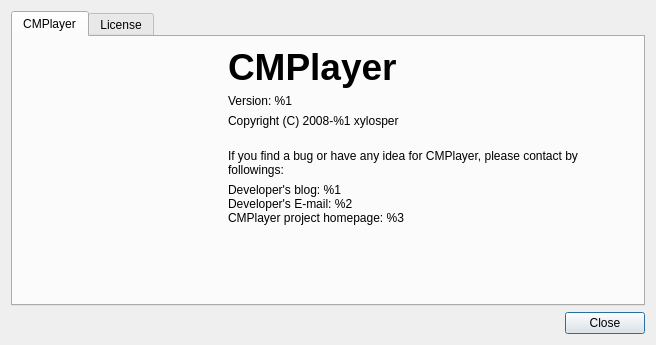
Old version of the form src/cmplayer/ui/aboutdialog.ui in the repository bylee20/cmplayer-kldp.net.
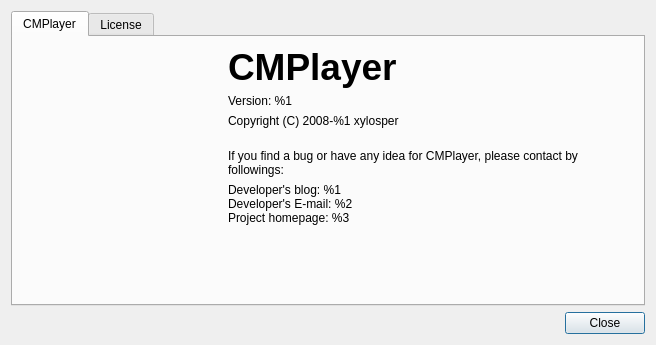
New version of the form. Icons and pictures are not drawn.

The edit to the form file:
```diff
--- a/src/cmplayer/ui/aboutdialog.ui
+++ b/src/cmplayer/ui/aboutdialog.ui
@@ -136,7 +136,7 @@
            <property name="text">
             <string>Developer's blog: %1
 Developer's E-mail: %2
-CMPlayer project homepage: %3</string>
+Project homepage: %3</string>
            </property>
           </widget>
          </item>
```
